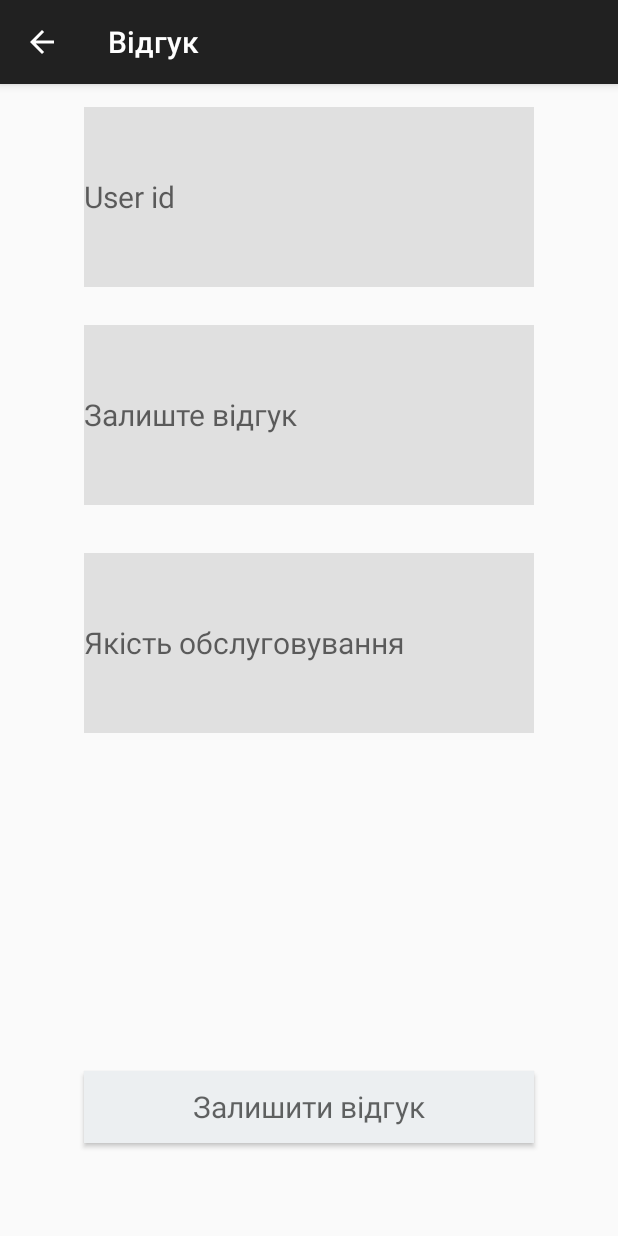
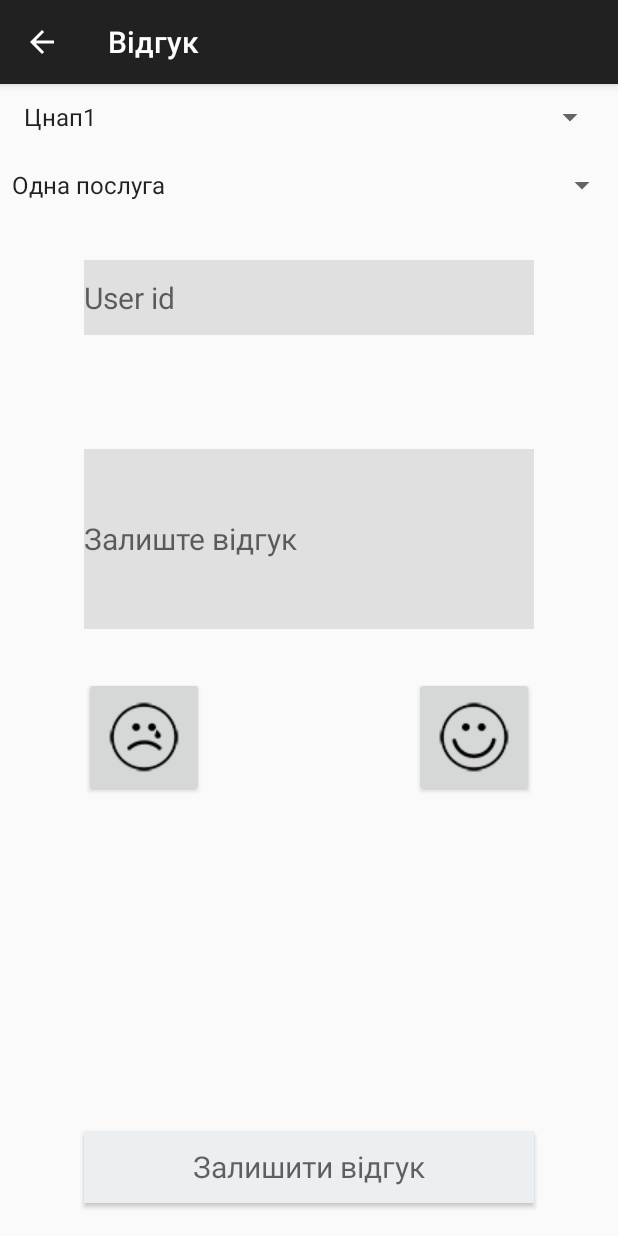
Before and after one commit to NewWorldOrderTeam/ZNAP, an Android app: the RateActivity screen opened directly, with no data from a screen before it, on a phone screen of 412 x 824 dp. Run offline under Robolectric (Android 15) with nearby library versions, the phone set to English and light mode, and no system bars; libraries missing offline, so code that uses them is left out: com.weiwangcn.betterspinner.

Commit message:
[+] [Android] Get data from ImageButtons, Dropdown for rate

```diff
--- a/prototype/android/LMR_ZNAP/app/src/main/java/com/znap/lmr/lmr_znap/RateActivity.java
+++ b/prototype/android/LMR_ZNAP/app/src/main/java/com/znap/lmr/lmr_znap/RateActivity.java
@@ -2,6 +2,7 @@ package com.znap.lmr.lmr_znap;
 
 import android.os.AsyncTask;
 import android.os.Bundle;
+import android.provider.ContactsContract;
 import android.provider.MediaStore;
 import android.support.v7.app.AppCompatActivity;
 import android.text.TextUtils;
@@ -27,23 +28,32 @@ import java.util.List;
 import java.util.concurrent.ExecutionException;
 import java.util.regex.Matcher;
 import java.util.regex.Pattern;
-
+import android.widget.AdapterView;
+import android.widget.ArrayAdapter;
+import android.widget.Spinner;
+import android.widget.AdapterView.OnItemSelectedListener;
+import android.widget.Toast;
 import retrofit2.Response;
 
 /**
  * Created by Andy Blyzniuk on 13.11.2017.
  */
 
-public class RateActivity extends AppCompatActivity {
+public class RateActivity extends AppCompatActivity implements
+        OnItemSelectedListener  {
     int quality;
     EditText etDescription;
     EditText etUser_id;
-    EditText etQuality;
     Button btLeaveReview;
     String description;
+    Button btGood;
+    Button btBad;
     int user_id;
+    Spinner spinnerForZnaps;
+    Spinner spinnerForServices;
     String idOfUser;
-    String qual;
+    boolean clicked=false;
+    boolean clicked1 = true;
 
     @Override
     protected void onCreate(Bundle savedInstanceState) {
@@ -51,20 +61,20 @@ public class RateActivity extends AppCompatActivity {
         setContentView(R.layout.activity_rate);
         getSupportActionBar().setTitle("Відгук");
         getSupportActionBar().setDisplayHomeAsUpEnabled(true);
-
-
-        etQuality = (EditText) findViewById(R.id.etQuality);
+        spinnerForZnaps = (Spinner)findViewById(R.id.znaps);
+        spinnerForServices = (Spinner)findViewById(R.id.services);
+        spinnerForZnaps.setOnItemSelectedListener(this);
         etDescription = (EditText) findViewById(R.id.etDescription);
         etUser_id = (EditText) findViewById(R.id.etUser_id);
         btLeaveReview = (Button) findViewById(R.id.btLeaveReview);
-
+        btGood = (Button) findViewById(R.id.btGood);
+        btBad = (Button) findViewById(R.id.btBad);
 
         btLeaveReview.setOnClickListener(new View.OnClickListener() {
             @Override
             public void onClick(View v) {
                 description = etDescription.getText().toString();
                 idOfUser = etUser_id.getText().toString();
-                qual = etQuality.getText().toString();
                 RateActivity.Request request = new RateActivity.Request();
                 if(TextUtils.isEmpty(description)) {
                     etDescription.setError("Поле має бути заповнене");
@@ -76,13 +86,29 @@ public class RateActivity extends AppCompatActivity {
                 } else {
                     user_id = Integer.parseInt(etUser_id.getText().toString());
                 }
-                if(TextUtils.isEmpty(qual)){
-                    etQuality.setError("Поле має бути заповнене");
-                    return;
-                } else {
-                    quality = Integer.parseInt(etQuality.getText().toString());
-                    request.execute();
-                }
+
+                btGood.setOnClickListener(new View.OnClickListener() {
+                    @Override
+                    public void onClick(View v)
+                    {
+                        clicked=true;
+                        clicked1=false;
+                    }
+                });
+                btBad.setOnClickListener(new View.OnClickListener() {
+                    @Override
+                    public void onClick(View view) {
+                        clicked=false;
+                        clicked1=true;
+                    }
+                });
+                if(clicked)
+                {
+                    quality = Integer.parseInt(btGood.getText().toString());}
+                else if (clicked1)
+                {
+                    quality = Integer.parseInt(btBad.getText().toString());}
+                request.execute();
                 Pattern pattern = Pattern.compile("message=.*,");
                 try {
                     Matcher matcher = pattern.matcher(request.get());
@@ -101,6 +127,41 @@ public class RateActivity extends AppCompatActivity {
         });
 
     }
+    public void onItemSelected(AdapterView<?> arg0, View arg1, int arg2,
+                               long arg3) {
+        // TODO Auto-generated method stub
+        String sp1= String.valueOf(spinnerForZnaps.getSelectedItem());
+        Toast.makeText(this, sp1, Toast.LENGTH_SHORT).show();
+        if(sp1.contentEquals("Цнап1")) {
+            List<String> list = new ArrayList<String>();
+            list.add("Одна послуга");
+            list.add("Друга");
+            list.add("Третя");
+            ArrayAdapter<String> dataAdapter = new ArrayAdapter<String>(this,
+                    android.R.layout.simple_spinner_item, list);
+            dataAdapter.setDropDownViewResource(android.R.layout.simple_spinner_dropdown_item);
+            dataAdapter.notifyDataSetChanged();
+            spinnerForServices.setAdapter(dataAdapter);
+        }
+        if(sp1.contentEquals("Цнап2")) {
+            List<String> list = new ArrayList<String>();
+            list.add("А тут вже інша");
+            list.add("А тут вже інша");
+            list.add("А тут вже інша");
+            ArrayAdapter<String> dataAdapter2 = new ArrayAdapter<String>(this,
+                    android.R.layout.simple_spinner_item, list);
+            dataAdapter2.setDropDownViewResource(android.R.layout.simple_spinner_dropdown_item);
+            dataAdapter2.notifyDataSetChanged();
+            spinnerForServices.setAdapter(dataAdapter2);
+        }
+
+    }
+
+    @Override
+    public void onNothingSelected(AdapterView<?> adapterView) {
+
+    }
+
 
     class Request extends AsyncTask<Void, Void, String> {
 
--- a/prototype/android/LMR_ZNAP/app/src/main/java/com/znap/lmr/lmr_znap/SignInActivity.java
+++ b/prototype/android/LMR_ZNAP/app/src/main/java/com/znap/lmr/lmr_znap/SignInActivity.java
@@ -29,6 +29,7 @@ public class SignInActivity extends AppCompatActivity {
     TextView tSignUpLink;
     String email;
     String password;
+    int userid;
     @Override
     protected void onCreate(Bundle savedInstanceState) {
         super.onCreate(savedInstanceState);
@@ -103,8 +104,8 @@ public class SignInActivity extends AppCompatActivity {
             Response response = services.SignIn(email, password);
             System.out.println(response);
             User user = (User)response.body();
-            usId =  user.getId();
-            System.out.println(usId);
+            userid =  user.getId();
+            System.out.println(userid);
             return response.toString();
         }
 
--- a/prototype/android/LMR_ZNAP/app/src/main/res/layout/activity_rate.xml
+++ b/prototype/android/LMR_ZNAP/app/src/main/res/layout/activity_rate.xml
@@ -15,49 +15,81 @@
         android:layout_alignLeft="@+id/etUser_id"
         android:layout_alignStart="@+id/etUser_id"
         android:layout_below="@+id/etUser_id"
-        android:layout_marginTop="25dp"
+        android:layout_marginTop="76dp"
         android:background="#E0E0E0"
         android:ems="10"
         android:hint="Залиште відгук"
         android:textSize="20dp" />
+
     <EditText
         android:id="@+id/etUser_id"
         android:layout_width="300dp"
-        android:layout_height="120dp"
-        android:layout_marginTop="15dp"
+        android:layout_height="50dp"
+        android:layout_alignLeft="@+id/btLeaveReview"
+        android:layout_alignStart="@+id/btLeaveReview"
+        android:layout_below="@+id/services"
+        android:layout_marginTop="38dp"
+        android:background="#E0E0E0"
         android:ems="10"
         android:hint="User id"
-        android:background="#E0E0E0"
-        android:textSize="20dp"
         android:inputType="number"
-        android:layout_centerHorizontal="true" />
-
-    <EditText
-        android:id="@+id/etQuality"
-        android:layout_width="300dp"
-        android:layout_height="120dp"
-        android:layout_alignLeft="@+id/etDescription"
-        android:layout_alignStart="@+id/etDescription"
-        android:layout_below="@+id/etDescription"
-        android:layout_marginTop="32dp"
-        android:background="#E0E0E0"
-        android:ems="10"
-        android:inputType="number"
-        android:hint="Якість обслуговування"
         android:textSize="20dp" />
 
+    <Spinner
+        android:id="@+id/znaps"
+        android:layout_width="fill_parent"
+        android:layout_height="wrap_content"
+        android:layout_marginLeft="8dip"
+        android:layout_marginRight="8dip"
+        android:layout_marginTop="10dip"
+        android:entries="@array/znaps" />
+
+    <Spinner
+        android:id="@+id/services"
+        android:layout_width="fill_parent"
+        android:layout_height="wrap_content"
+        android:layout_alignParentLeft="true"
+        android:layout_alignParentStart="true"
+        android:layout_below="@+id/znaps"
+        android:layout_marginTop="21dp" />
 
     <Button
         android:id="@+id/btLeaveReview"
         android:layout_width="300dp"
         android:layout_height="48dp"
-        android:layout_alignLeft="@+id/etUser_id"
         android:layout_alignParentBottom="true"
-        android:layout_alignStart="@+id/etUser_id"
-        android:layout_marginBottom="62dp"
+        android:layout_centerHorizontal="true"
+        android:layout_marginBottom="22dp"
         android:background="@color/color"
         android:text="Залишити відгук"
         android:textAppearance="@style/TextAppearance.AppCompat.Medium"
         android:textSize="20dp" />
 
+    <Button
+        android:id="@+id/btBad"
+        android:layout_width="80dp"
+        android:layout_height="80dp"
+        android:layout_alignLeft="@+id/etDescription"
+        android:layout_alignStart="@+id/etDescription"
+        android:layout_below="@+id/etDescription"
+        android:layout_marginTop="32dp"
+        android:drawableLeft="@drawable/bad"
+        android:text="0"
+        android:padding="16dp"
+        android:textSize="24sp" />
+
+
+    <Button
+        android:id="@+id/btGood"
+        android:layout_width="80dp"
+        android:layout_height="80dp"
+        android:layout_alignBaseline="@+id/btBad"
+        android:layout_alignBottom="@+id/btBad"
+        android:layout_alignEnd="@+id/etDescription"
+        android:layout_alignRight="@+id/etDescription"
+        android:drawableLeft="@drawable/good"
+        android:padding="16dp"
+        android:text="1"
+        android:textSize="24sp" />
+
 </RelativeLayout>
--- a/prototype/android/LMR_ZNAP/app/src/main/res/values/strings.xml
+++ b/prototype/android/LMR_ZNAP/app/src/main/res/values/strings.xml
@@ -3,8 +3,8 @@
     <string name="search_title">Search</string>
     <string name="spinner_title">Вибір послуг</string>
     <string name="country_prompt">Choose a country</string>
-    <integer-array name="country_arrays">
-        <item>1</item>
-
-    </integer-array>
+    <string-array name="znaps">
+        <item>Цнап1</item>
+        <item>Цнап2</item>
+    </string-array>
 </resources>
```
